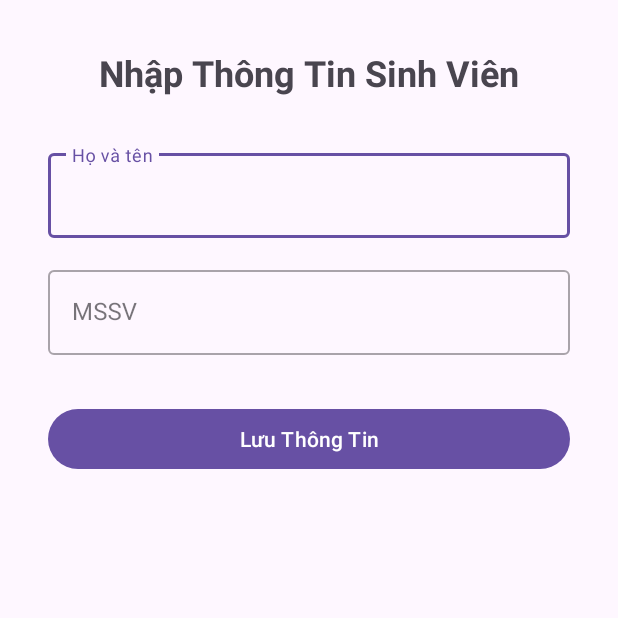
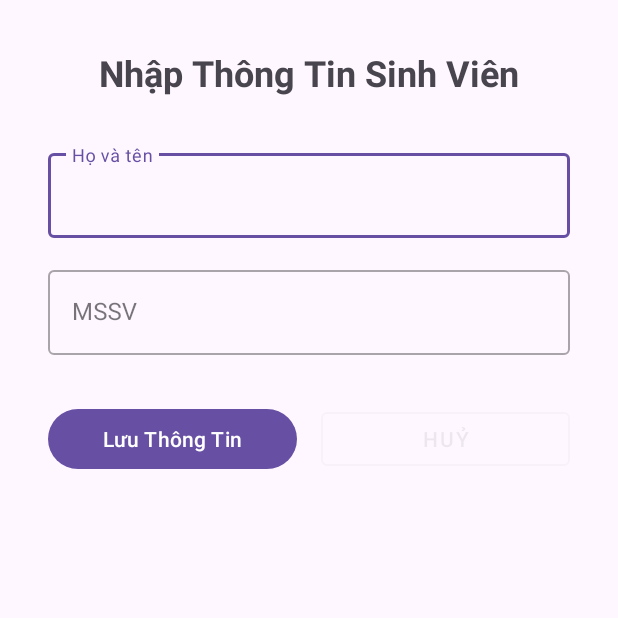
Before and after one commit to lephuoctai/TheSinhVienDienTu, an Android app: the screen it shows after launch (EditInfoActivity), on a phone screen of 412 x 824 dp, the top half of it. Run offline under Robolectric (Android 15) with nearby library versions, the phone set to English and light mode, and no system bars; libraries missing offline, so code that uses them is left out: com.journeyapps.barcodescanner.

Commit message:
Add cancel button in edit activity

```diff
--- a/app/src/main/java/com/taile/thesinhviendientu/EditInfoActivity.java
+++ b/app/src/main/java/com/taile/thesinhviendientu/EditInfoActivity.java
@@ -1,5 +1,7 @@
 package com.taile.thesinhviendientu;
 
+import android.app.AlertDialog;
+import android.content.DialogInterface;
 import android.content.Intent;
 import android.content.SharedPreferences;
 import android.os.Bundle;
@@ -22,7 +24,7 @@ public class EditInfoActivity extends AppCompatActivity {
 
     private TextInputLayout textInputLayoutName, textInputLayoutStudentId;
     private TextInputEditText editTextName, editTextStudentId;
-    private Button buttonSave;
+    private Button buttonSave, buttonCancel;
     private SharedPreferences sharedPreferences;
 
     // Regular expression pattern for MSSV validation (8 digits only)
@@ -46,6 +48,7 @@ public class EditInfoActivity extends AppCompatActivity {
         editTextName = findViewById(R.id.editTextName);
         editTextStudentId = findViewById(R.id.editTextStudentId);
         buttonSave = findViewById(R.id.buttonSave);
+        buttonCancel = findViewById(R.id.buttonCancel);
 
         // Initialize SharedPreferences
         sharedPreferences = getSharedPreferences("StudentInfo", MODE_PRIVATE);
@@ -69,6 +72,53 @@ public class EditInfoActivity extends AppCompatActivity {
                 }
             }
         });
+
+        // If the user is new (no existing info), disable cancel button
+        if (!sharedPreferences.contains("name") || !sharedPreferences.contains("studentId")) {
+            buttonCancel.setEnabled(false);
+            buttonCancel.setAlpha(0.2f);
+        }
+        // Cancel button click listener
+        buttonCancel.setOnClickListener(new View.OnClickListener() {
+            @Override
+            public void onClick(View v) {
+                showCancelConfirmationDialog();
+            }
+        });
+    }
+
+    private void showCancelConfirmationDialog() {
+        AlertDialog.Builder builder = new AlertDialog.Builder(this);
+        builder.setTitle("Xác nhận huỷ");
+        builder.setMessage("Bạn có chắc chắn muốn huỷ việc chỉnh sửa thông tin không?");
+
+        // Add the buttons
+        builder.setPositiveButton("Có", new DialogInterface.OnClickListener() {
+            public void onClick(DialogInterface dialog, int id) {
+                // User clicked Yes
+                navigateBack();
+            }
+        });
+
+        builder.setNegativeButton("Không", new DialogInterface.OnClickListener() {
+            public void onClick(DialogInterface dialog, int id) {
+                // User cancelled the dialog
+                dialog.dismiss();
+            }
+        });
+
+        // Create and show the dialog
+        AlertDialog dialog = builder.create();
+        dialog.show();
+    }
+
+    private void navigateBack() {
+        // If this is a new user (first time setup), go back to MainActivity
+        if (!sharedPreferences.contains("name") || !sharedPreferences.contains("studentId")) {
+            Intent intent = new Intent(EditInfoActivity.this, MainActivity.class);
+            startActivity(intent);
+        }
+        finish(); // Close this activity
     }
 
     private void setupInputValidation() {
--- a/app/src/main/res/layout/activity_edit_info.xml
+++ b/app/src/main/res/layout/activity_edit_info.xml
@@ -65,10 +65,23 @@
         android:layout_height="wrap_content"
         android:layout_marginStart="32dp"
         android:layout_marginTop="32dp"
-        android:layout_marginEnd="32dp"
+        android:layout_marginEnd="8dp"
         android:text="Lưu Thông Tin"
-        app:layout_constraintEnd_toEndOf="parent"
+        app:layout_constraintEnd_toStartOf="@+id/buttonCancel"
         app:layout_constraintStart_toStartOf="parent"
         app:layout_constraintTop_toBottomOf="@+id/textInputLayoutStudentId" />
 
+    <Button
+        android:id="@+id/buttonCancel"
+        android:layout_width="0dp"
+        android:layout_height="wrap_content"
+        android:layout_marginStart="8dp"
+        android:layout_marginTop="32dp"
+        android:layout_marginEnd="32dp"
+        android:text="Huỷ"
+        style="@style/Widget.MaterialComponents.Button.OutlinedButton"
+        app:layout_constraintEnd_toEndOf="parent"
+        app:layout_constraintStart_toEndOf="@+id/buttonSave"
+        app:layout_constraintTop_toBottomOf="@+id/textInputLayoutStudentId" />
+
 </androidx.constraintlayout.widget.ConstraintLayout>
```
